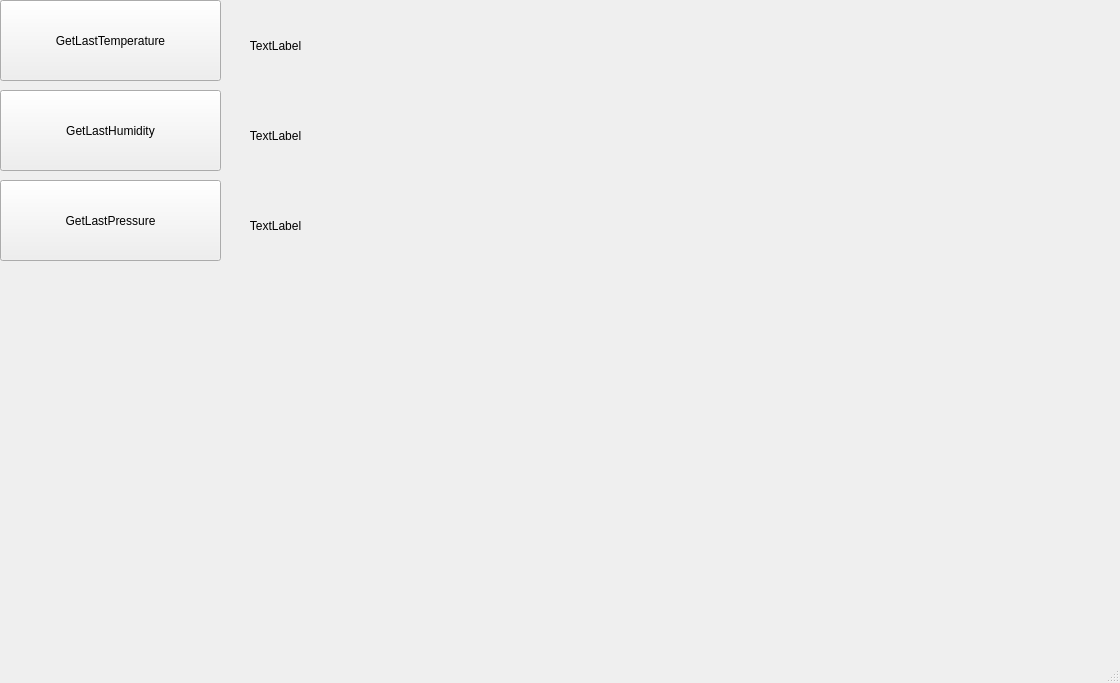
First picture: the form in python_app/app_gui.ui, repository krzysiubera/swaw-project, before the edit.
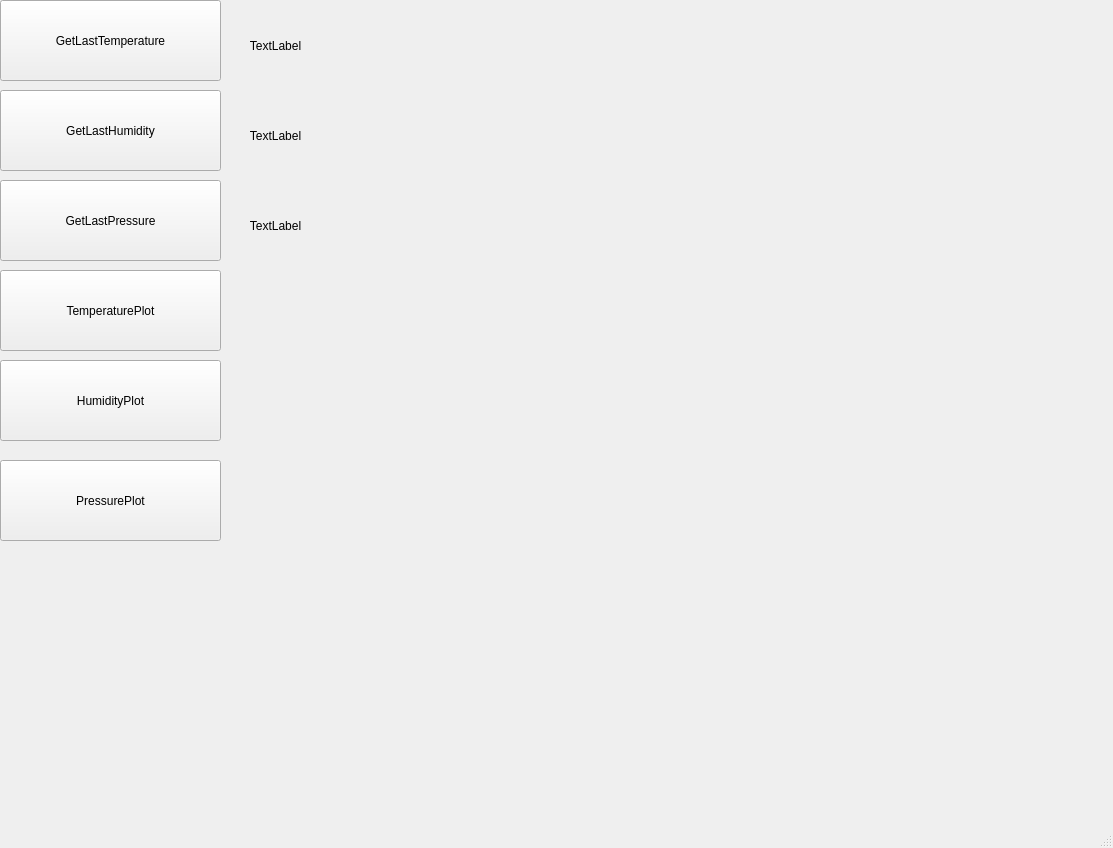
Second picture: the form after the edit. Custom widgets are drawn as their Qt base class.

Commit message: - add mock of the Model class - add plot widgets and buttons handling it

```diff
--- a/python_app/app_gui.ui
+++ b/python_app/app_gui.ui
@@ -6,8 +6,8 @@
    <rect>
     <x>0</x>
     <y>0</y>
-    <width>1120</width>
-    <height>683</height>
+    <width>1113</width>
+    <height>848</height>
    </rect>
   </property>
   <property name="windowTitle">
@@ -111,6 +111,65 @@
      </rect>
     </property>
    </widget>
+   <widget class="PlotWidget" name="humidity_plot" native="true">
+    <property name="geometry">
+     <rect>
+      <x>590</x>
+      <y>280</y>
+      <width>431</width>
+      <height>251</height>
+     </rect>
+    </property>
+   </widget>
+   <widget class="PlotWidget" name="pressure_plot" native="true">
+    <property name="geometry">
+     <rect>
+      <x>590</x>
+      <y>550</y>
+      <width>431</width>
+      <height>251</height>
+     </rect>
+    </property>
+   </widget>
+   <widget class="QPushButton" name="temperature_plot_button">
+    <property name="geometry">
+     <rect>
+      <x>0</x>
+      <y>270</y>
+      <width>221</width>
+      <height>81</height>
+     </rect>
+    </property>
+    <property name="text">
+     <string>TemperaturePlot</string>
+    </property>
+   </widget>
+   <widget class="QPushButton" name="humidity_plot_button">
+    <property name="geometry">
+     <rect>
+      <x>0</x>
+      <y>360</y>
+      <width>221</width>
+      <height>81</height>
+     </rect>
+    </property>
+    <property name="text">
+     <string>HumidityPlot</string>
+    </property>
+   </widget>
+   <widget class="QPushButton" name="pressure_plot_button">
+    <property name="geometry">
+     <rect>
+      <x>0</x>
+      <y>460</y>
+      <width>221</width>
+      <height>81</height>
+     </rect>
+    </property>
+    <property name="text">
+     <string>PressurePlot</string>
+    </property>
+   </widget>
   </widget>
   <widget class="QMenuBar" name="menubar">
    <property name="geometry">
```
Left out of the diff: 4 changed lines with no effect on the pictures. The commit also changes 5 other files.
